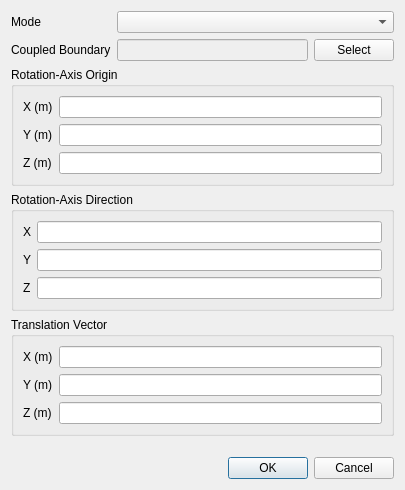
Before: the Qt Designer form view/setup/boundary_conditions/interface_dialog.ui in nextfoam/baram, drawn with Qt 5.
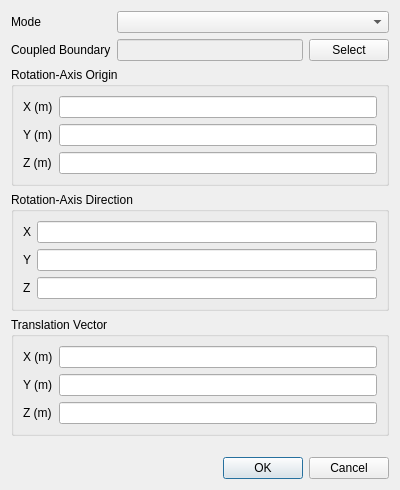
After: the same form once the commit is applied.

Patch:
```diff
--- a/view/setup/boundary_conditions/interface_dialog.ui
+++ b/view/setup/boundary_conditions/interface_dialog.ui
@@ -6,10 +6,16 @@
    <rect>
     <x>0</x>
     <y>0</y>
-    <width>405</width>
+    <width>400</width>
     <height>475</height>
    </rect>
   </property>
+  <property name="minimumSize">
+   <size>
+    <width>400</width>
+    <height>0</height>
+   </size>
+  </property>
   <property name="windowTitle">
    <string>Interface Boundary Condition</string>
   </property>
```
